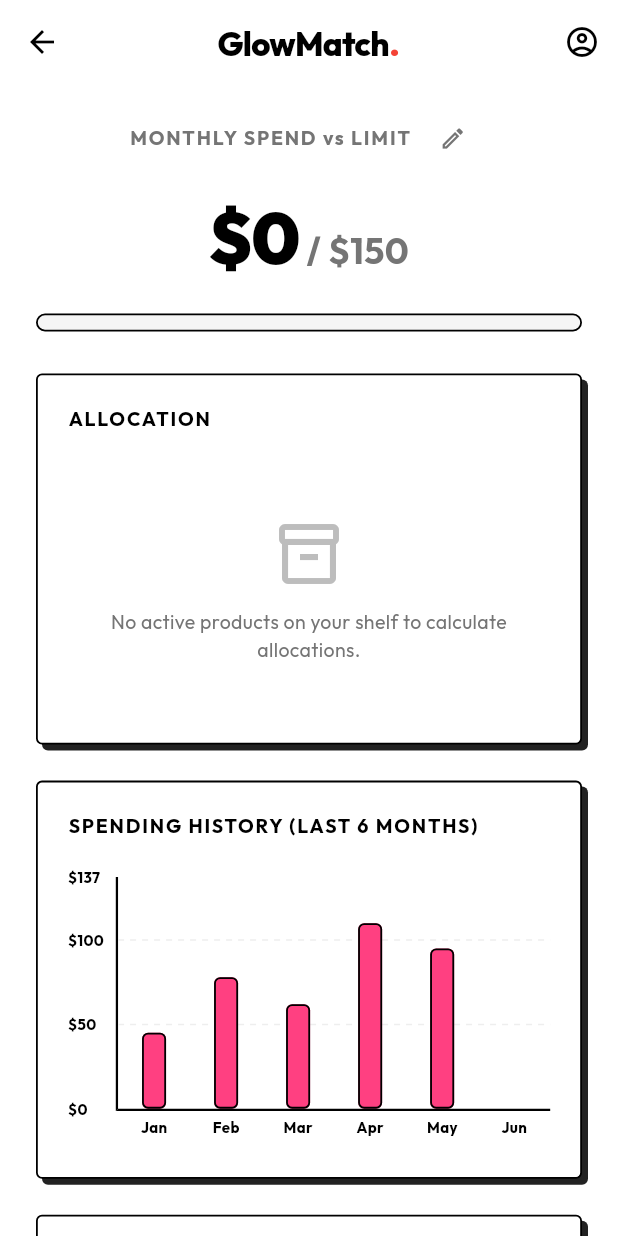
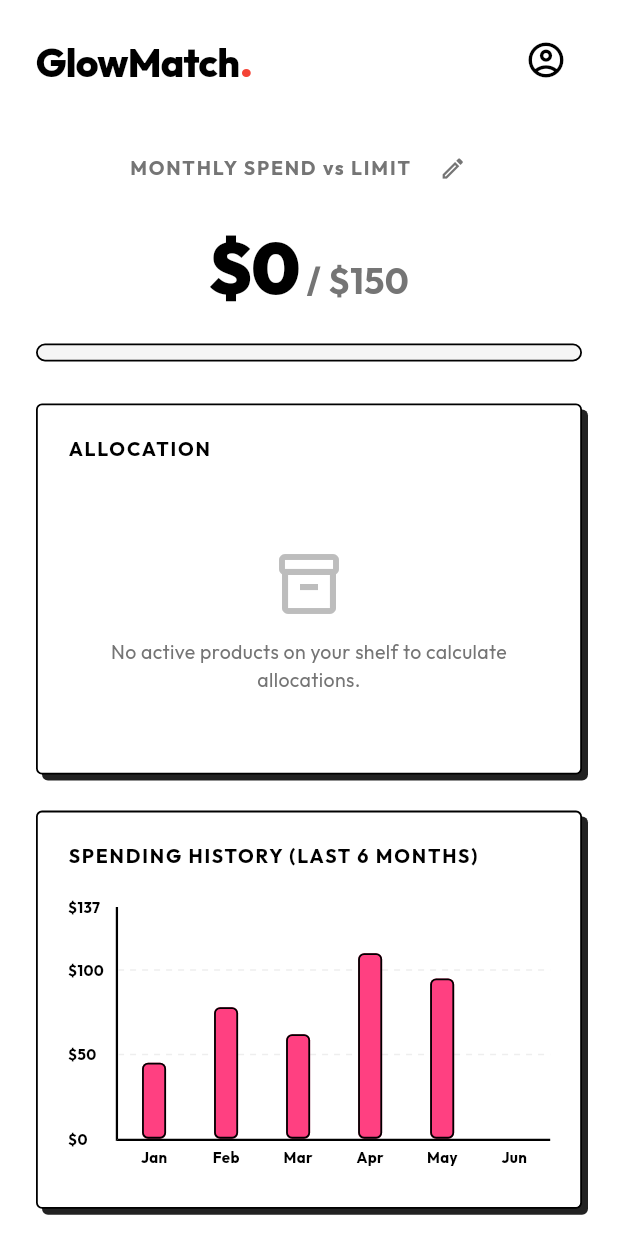
Before and after one commit to demmagence/glowmatch, a Flutter app: the BudgetScreen screen opened directly, on a phone screen of 412 x 824 dp. Run offline on Flutter 3.47's test engine with Material 3 defaults, Android fonts, the phone set to English and light mode, and no system bars; drawn by our look-alikes of fl_chart; our stand-ins replace camera, geolocator, google_fonts, image_picker, shared_preferences, supabase_flutter; missing offline and left inert: google_mlkit_text_recognition; accounts and stored records are empty.

Commit message:
fix: standardize appbar styling across budget and journal pages

```diff
--- a/lib/features/budget/budget_screen.dart
+++ b/lib/features/budget/budget_screen.dart
@@ -2,7 +2,7 @@
 import 'package:provider/provider.dart';
 import 'budget_viewmodel.dart';
 import '../../core/models/models.dart';
-import '../profile/profile_screen.dart';
+import '../../core/widgets/glowmatch_header.dart';
 import '../../core/widgets/loading_overlay.dart';
 import 'widgets/allocation_card.dart';
 import 'widgets/calculator_card.dart';
@@ -66,48 +66,16 @@
 
     return Scaffold(
       backgroundColor: Theme.of(context).scaffoldBackgroundColor,
-      appBar: AppBar(
-        backgroundColor: Colors.transparent,
-        elevation: 0,
-        centerTitle: true,
-        title: RichText(
-          text: TextSpan(
-            text: 'GlowMatch',
-            style: TextStyle(
-              fontFamily: 'Outfit',
-              fontWeight: FontWeight.w800,
-              fontSize: 22,
-              color: textColor,
-              letterSpacing: -0.5,
-            ),
-            children: const [
-              TextSpan(
-                text: '.',
-                style: TextStyle(color: Colors.red, fontSize: 26),
-              ),
-            ],
-          ),
-        ),
-        actions: [
-          IconButton(
-            icon: Icon(Icons.account_circle_outlined, color: textColor),
-            onPressed: () {
-              Navigator.push(
-                context,
-                MaterialPageRoute(builder: (context) => const ProfileScreen()),
-              );
-            },
-          ),
-        ],
-      ),
       body: LoadingOverlay(
         isLoading: budgetVm.isLoading,
         message: 'Calculating budget...',
         child: SingleChildScrollView(
-          padding: const EdgeInsets.symmetric(horizontal: 24.0, vertical: 12.0),
+          padding: const EdgeInsets.symmetric(horizontal: 24.0, vertical: 16.0),
           child: Column(
             crossAxisAlignment: CrossAxisAlignment.center,
             children: [
+              const GlowMatchHeader(),
+              const SizedBox(height: 24),
               Row(
                 mainAxisAlignment: MainAxisAlignment.center,
                 children: [
```
Also changed, not shown: lib/features/journal/journal_screen.dart (+20 -48 lines).
